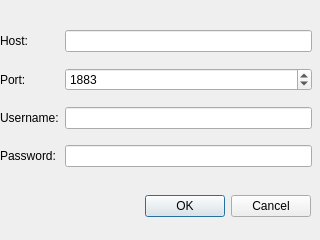
Above: src/brokerform.ui from bogspin/rpi-telemetry before the change. Below: the same form after it.
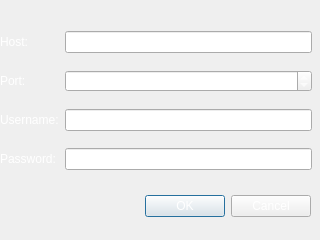
That is the form after the change.

The edit to the form file:
```diff
--- a/src/brokerform.ui
+++ b/src/brokerform.ui
@@ -22,6 +22,9 @@
      <height>32</height>
     </rect>
    </property>
+   <property name="styleSheet">
+    <string notr="true">color: rgb(255, 255, 255);</string>
+   </property>
    <property name="orientation">
     <enum>Qt::Horizontal</enum>
    </property>
@@ -41,6 +44,12 @@
    <layout class="QGridLayout" name="gridLayout_2">
     <item row="0" column="1">
      <widget class="QLineEdit" name="lineEditHost">
+      <property name="autoFillBackground">
+       <bool>false</bool>
+      </property>
+      <property name="styleSheet">
+       <string notr="true">color: rgb(255, 255, 255);</string>
+      </property>
       <property name="text">
        <string/>
       </property>
@@ -48,16 +57,26 @@
     </item>
     <item row="0" column="0">
      <widget class="QLabel" name="label">
+      <property name="styleSheet">
+       <string notr="true">color: rgb(255, 255, 255);</string>
+      </property>
       <property name="text">
        <string>Host:</string>
       </property>
      </widget>
     </item>
     <item row="2" column="1">
-     <widget class="QLineEdit" name="lineEditUser"/>
+     <widget class="QLineEdit" name="lineEditUser">
+      <property name="styleSheet">
+       <string notr="true">color: rgb(255, 255, 255);</string>
+      </property>
+     </widget>
     </item>
     <item row="1" column="0">
      <widget class="QLabel" name="label_2">
+      <property name="styleSheet">
+       <string notr="true">color: rgb(255, 255, 255);</string>
+      </property>
       <property name="text">
        <string>Port:</string>
       </property>
@@ -65,6 +84,9 @@
     </item>
     <item row="3" column="1">
      <widget class="QLineEdit" name="lineEditPassword">
+      <property name="styleSheet">
+       <string notr="true">color: rgb(255, 255, 255);</string>
+      </property>
       <property name="echoMode">
        <enum>QLineEdit::Password</enum>
       </property>
@@ -72,6 +94,9 @@
     </item>
     <item row="1" column="1">
      <widget class="QSpinBox" name="spinBoxPort">
+      <property name="styleSheet">
+       <string notr="true">color: rgb(255, 255, 255);</string>
+      </property>
       <property name="maximum">
        <number>99999</number>
       </property>
@@ -82,6 +107,9 @@
     </item>
     <item row="3" column="0">
      <widget class="QLabel" name="label_9">
+      <property name="styleSheet">
+       <string notr="true">color: rgb(255, 255, 255);</string>
+      </property>
       <property name="text">
        <string>Password:</string>
       </property>
@@ -89,6 +117,9 @@
     </item>
     <item row="2" column="0">
      <widget class="QLabel" name="label_8">
+      <property name="styleSheet">
+       <string notr="true">color: rgb(255, 255, 255);</string>
+      </property>
       <property name="text">
        <string>Username:</string>
       </property>
```
Left out of the diff: 35 changed lines with no effect on the pictures.
